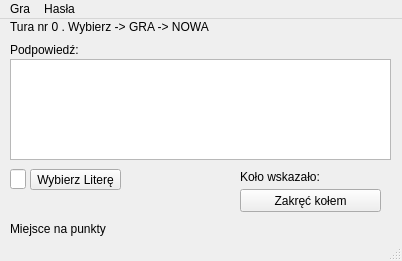
Old version of the form oknoglowne.ui in the repository MiszczProgramowania/KoloFortuny.
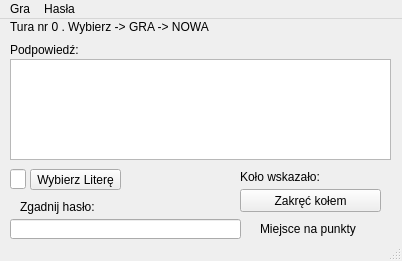
New version of the form.

The edit to the form file:
```diff
--- a/oknoglowne.ui
+++ b/oknoglowne.ui
@@ -132,9 +132,9 @@
    <widget class="QLabel" name="labelPunkty">
     <property name="geometry">
      <rect>
-      <x>10</x>
+      <x>260</x>
       <y>200</y>
-      <width>151</width>
+      <width>121</width>
       <height>20</height>
      </rect>
     </property>
@@ -181,6 +181,29 @@
      <string>Tura nr 0 . Wybierz -&gt; GRA -&gt; NOWA</string>
     </property>
    </widget>
+   <widget class="QLabel" name="labelZgadnij">
+    <property name="geometry">
+     <rect>
+      <x>20</x>
+      <y>180</y>
+      <width>101</width>
+      <height>16</height>
+     </rect>
+    </property>
+    <property name="text">
+     <string>Zgadnij hasło:</string>
+    </property>
+   </widget>
+   <widget class="QLineEdit" name="lineEditZgadnij">
+    <property name="geometry">
+     <rect>
+      <x>10</x>
+      <y>200</y>
+      <width>231</width>
+      <height>20</height>
+     </rect>
+    </property>
+   </widget>
   </widget>
   <widget class="QMenuBar" name="menuBar">
    <property name="geometry">
```
